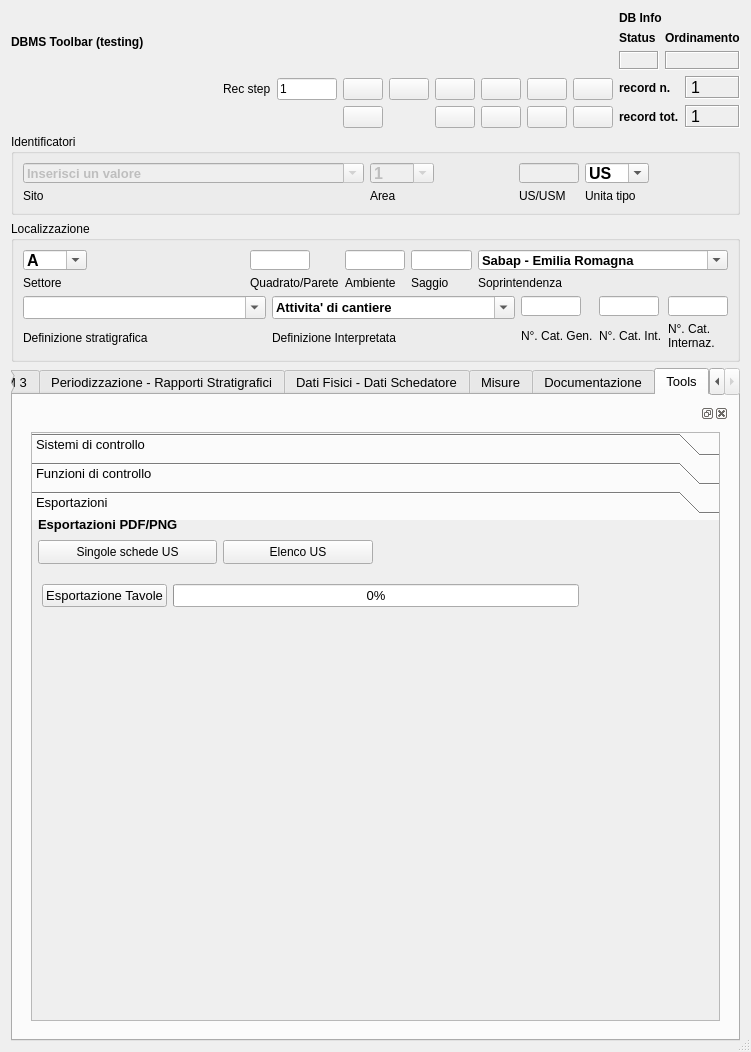
This is gui/ui/US_USM.ui in pyarchinit/pyarchinit as Qt 5 draws it before an edit. The edited form follows.
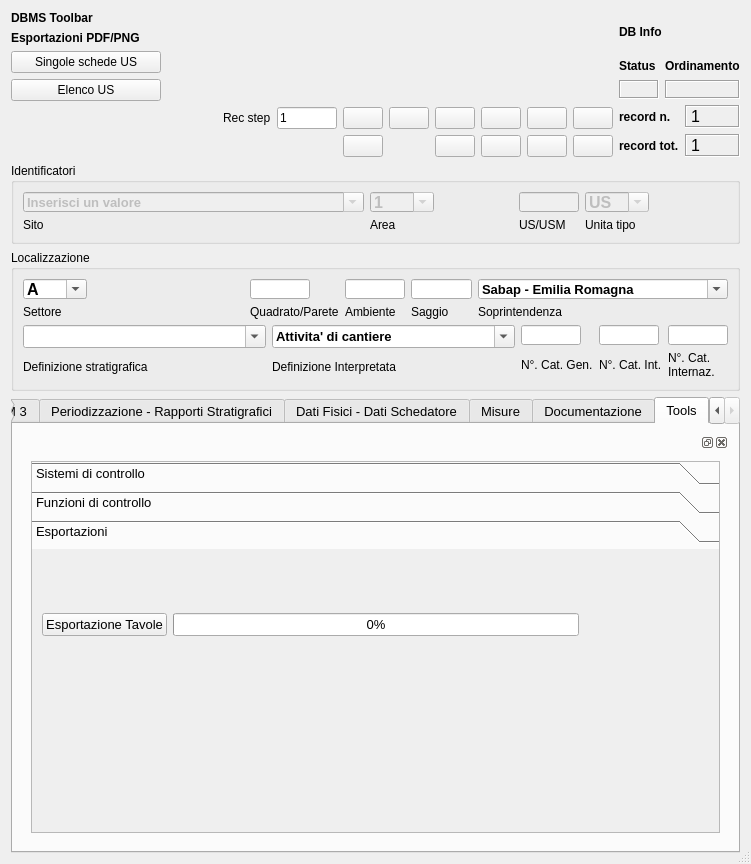
This is the edited form. The open tabs and pages were chosen to show the change. Icons and pictures are not drawn. Custom widgets are drawn as their Qt base class.

Commit message: Scheda US - minor bug fixed

Patch:
```diff
--- a/gui/ui/US_USM.ui
+++ b/gui/ui/US_USM.ui
@@ -7,7 +7,7 @@
     <x>0</x>
     <y>0</y>
     <width>751</width>
-    <height>1052</height>
+    <height>864</height>
    </rect>
   </property>
   <property name="minimumSize">
@@ -3746,82 +3746,13 @@
                <rect>
                 <x>0</x>
                 <y>0</y>
-                <width>98</width>
-                <height>28</height>
+                <width>689</width>
+                <height>292</height>
                </rect>
               </property>
               <attribute name="label">
                <string>Esportazioni</string>
               </attribute>
-              <widget class="QPushButton" name="pushButton_exp_index_us">
-               <property name="geometry">
-                <rect>
-                 <x>191</x>
-                 <y>20</y>
-                 <width>150</width>
-                 <height>24</height>
-                </rect>
-               </property>
-               <property name="font">
-                <font>
-                 <pointsize>9</pointsize>
-                </font>
-               </property>
-               <property name="toolTip">
-                <string>Elenco US</string>
-               </property>
-               <property name="text">
-                <string>Elenco US</string>
-               </property>
-               <property name="icon">
-                <iconset resource="../../resources/resources.qrc">
-                 <normaloff>:/icons/sheet.png</normaloff>:/icons/sheet.png</iconset>
-               </property>
-              </widget>
-              <widget class="QLabel" name="label_41">
-               <property name="geometry">
-                <rect>
-                 <x>6</x>
-                 <y>-6</y>
-                 <width>179</width>
-                 <height>20</height>
-                </rect>
-               </property>
-               <property name="font">
-                <font>
-                 <weight>75</weight>
-                 <bold>true</bold>
-                </font>
-               </property>
-               <property name="text">
-                <string>Esportazioni PDF/PNG</string>
-               </property>
-              </widget>
-              <widget class="QPushButton" name="pushButton_pdf_exp">
-               <property name="geometry">
-                <rect>
-                 <x>6</x>
-                 <y>20</y>
-                 <width>179</width>
-                 <height>24</height>
-                </rect>
-               </property>
-               <property name="font">
-                <font>
-                 <pointsize>9</pointsize>
-                </font>
-               </property>
-               <property name="toolTip">
-                <string>Singole schede US</string>
-               </property>
-               <property name="text">
-                <string>Singole schede US</string>
-               </property>
-               <property name="icon">
-                <iconset resource="../../resources/resources.qrc">
-                 <normaloff>:/icons/sheet.png</normaloff>:/icons/sheet.png</iconset>
-               </property>
-              </widget>
               <widget class="QWidget" name="layoutWidget">
                <property name="geometry">
                 <rect>
@@ -3871,7 +3802,45 @@
    </item>
    <item row="0" column="0" colspan="2">
     <layout class="QGridLayout" name="gridLayout_2">
-     <item row="0" column="1" rowspan="2">
+     <item row="2" column="0">
+      <widget class="QPushButton" name="pushButton_pdf_exp">
+       <property name="maximumSize">
+        <size>
+         <width>150</width>
+         <height>16777215</height>
+        </size>
+       </property>
+       <property name="font">
+        <font>
+         <pointsize>9</pointsize>
+        </font>
+       </property>
+       <property name="toolTip">
+        <string>Singole schede US</string>
+       </property>
+       <property name="text">
+        <string>Singole schede US</string>
+       </property>
+       <property name="icon">
+        <iconset resource="../../resources/resources.qrc">
+         <normaloff>:/icons/sheet.png</normaloff>:/icons/sheet.png</iconset>
+       </property>
+      </widget>
+     </item>
+     <item row="1" column="0">
+      <widget class="QLabel" name="label_41">
+       <property name="font">
+        <font>
+         <weight>75</weight>
+         <bold>true</bold>
+        </font>
+       </property>
+       <property name="text">
+        <string>Esportazioni PDF/PNG</string>
+       </property>
+      </widget>
+     </item>
+     <item row="0" column="1" rowspan="5">
       <layout class="QGridLayout" name="gridLayout_5">
        <item row="0" column="0">
         <widget class="QLabel" name="label_42">
@@ -4099,7 +4068,7 @@
        </item>
       </layout>
      </item>
-     <item row="1" column="0">
+     <item row="4" column="0">
       <layout class="QGridLayout" name="gridLayout">
        <item row="1" column="9">
         <widget class="QPushButton" name="pushButton_sort">
@@ -4362,7 +4331,32 @@
         </font>
        </property>
        <property name="text">
-        <string>DBMS Toolbar (testing)</string>
+        <string>DBMS Toolbar</string>
+       </property>
+      </widget>
+     </item>
+     <item row="3" column="0">
+      <widget class="QPushButton" name="pushButton_exp_index_us">
+       <property name="maximumSize">
+        <size>
+         <width>150</width>
+         <height>16777215</height>
+        </size>
+       </property>
+       <property name="font">
+        <font>
+         <pointsize>9</pointsize>
+        </font>
+       </property>
+       <property name="toolTip">
+        <string>Elenco US</string>
+       </property>
+       <property name="text">
+        <string>Elenco US</string>
+       </property>
+       <property name="icon">
+        <iconset resource="../../resources/resources.qrc">
+         <normaloff>:/icons/sheet.png</normaloff>:/icons/sheet.png</iconset>
        </property>
       </widget>
      </item>
@@ -4610,7 +4604,7 @@
         <item>
          <widget class="QComboBox" name="comboBox_unita_tipo">
           <property name="enabled">
-           <bool>true</bool>
+           <bool>false</bool>
           </property>
           <property name="minimumSize">
            <size>
```
Left out of the diff: 37 changed lines with no effect on the pictures. The commit also changes 1 other file.
